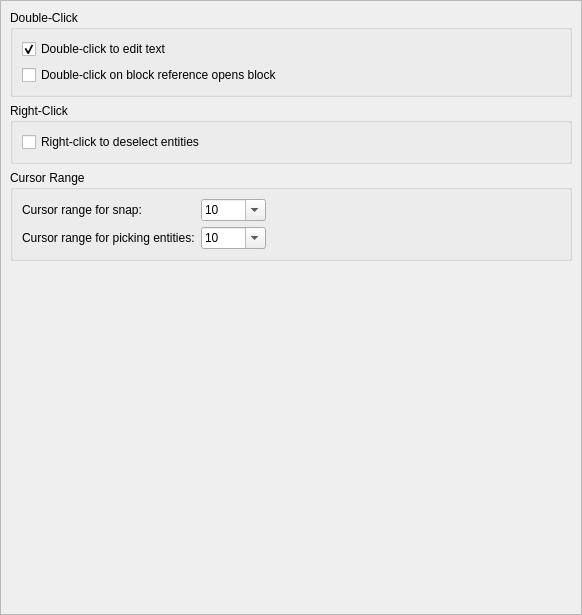
Qt form scripts/Edit/AppPreferences/GraphicsViewPreferences/BehaviorPreferences/PreferencesPage.ui (qcad/qcad) before a commit.
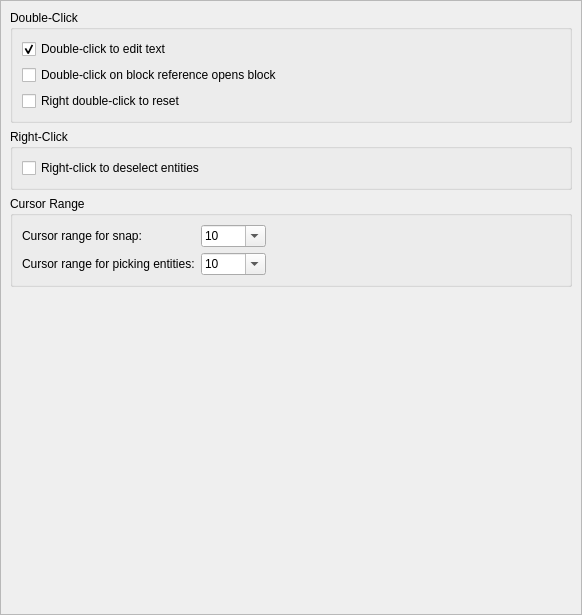
The same form after that commit.

Commit message: add preference for right double-click to reset

```diff
--- a/scripts/Edit/AppPreferences/GraphicsViewPreferences/BehaviorPreferences/PreferencesPage.ui
+++ b/scripts/Edit/AppPreferences/GraphicsViewPreferences/BehaviorPreferences/PreferencesPage.ui
@@ -52,6 +52,13 @@
          </property>
         </widget>
        </item>
+       <item>
+        <widget class="QCheckBox" name="RightDoubleClickToReset">
+         <property name="text">
+          <string>Right double-click to reset</string>
+         </property>
+        </widget>
+       </item>
       </layout>
      </widget>
     </item>
```
The commit also changes 2 other files.
